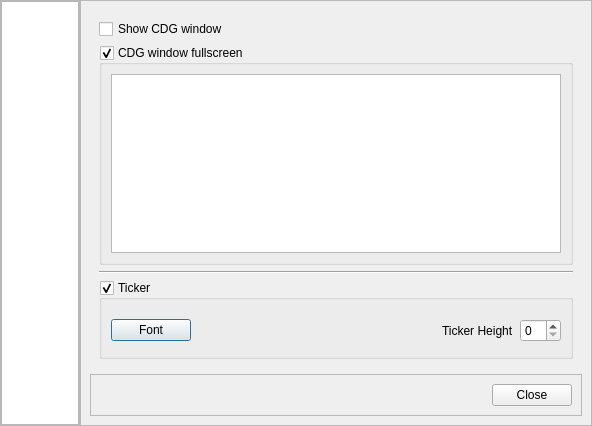
OpenKJ/OpenKJ, file KaraokeHost/settingsdialog.ui: the form before one commit.
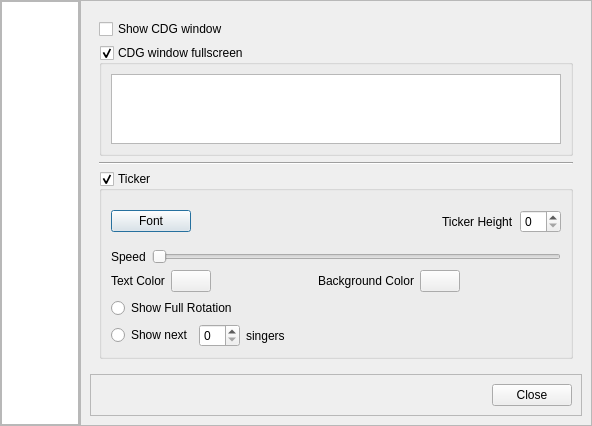
The form after the commit.

Commit message: KH - Ticker is now fully functional.  Still needs optimization and a few display tweaks.

Diff of the .ui file:
```diff
--- a/KaraokeHost/settingsdialog.ui
+++ b/KaraokeHost/settingsdialog.ui
@@ -223,6 +223,156 @@
                  </item>
                 </layout>
                </item>
+               <item>
+                <layout class="QHBoxLayout" name="horizontalLayout_5">
+                 <property name="topMargin">
+                  <number>5</number>
+                 </property>
+                 <item>
+                  <widget class="QLabel" name="label_2">
+                   <property name="text">
+                    <string>Speed</string>
+                   </property>
+                  </widget>
+                 </item>
+                 <item>
+                  <widget class="QSlider" name="horizontalSliderTickerSpeed">
+                   <property name="minimum">
+                    <number>1</number>
+                   </property>
+                   <property name="maximum">
+                    <number>100</number>
+                   </property>
+                   <property name="orientation">
+                    <enum>Qt::Horizontal</enum>
+                   </property>
+                   <property name="invertedAppearance">
+                    <bool>false</bool>
+                   </property>
+                   <property name="invertedControls">
+                    <bool>false</bool>
+                   </property>
+                  </widget>
+                 </item>
+                </layout>
+               </item>
+               <item>
+                <layout class="QHBoxLayout" name="horizontalLayout_6">
+                 <property name="topMargin">
+                  <number>0</number>
+                 </property>
+                 <item>
+                  <widget class="QLabel" name="label_3">
+                   <property name="text">
+                    <string>Text Color</string>
+                   </property>
+                  </widget>
+                 </item>
+                 <item>
+                  <widget class="QPushButton" name="pushButtonTextColor">
+                   <property name="text">
+                    <string/>
+                   </property>
+                   <property name="autoDefault">
+                    <bool>false</bool>
+                   </property>
+                   <property name="flat">
+                    <bool>false</bool>
+                   </property>
+                  </widget>
+                 </item>
+                 <item>
+                  <spacer name="horizontalSpacer_3">
+                   <property name="orientation">
+                    <enum>Qt::Horizontal</enum>
+                   </property>
+                   <property name="sizeHint" stdset="0">
+                    <size>
+                     <width>40</width>
+                     <height>20</height>
+                    </size>
+                   </property>
+                  </spacer>
+                 </item>
+                 <item>
+                  <widget class="QLabel" name="label_4">
+                   <property name="text">
+                    <string>Background Color</string>
+                   </property>
+                  </widget>
+                 </item>
+                 <item>
+                  <widget class="QPushButton" name="pushButtonBgColor">
+                   <property name="text">
+                    <string/>
+                   </property>
+                   <property name="autoDefault">
+                    <bool>false</bool>
+                   </property>
+                   <property name="flat">
+                    <bool>false</bool>
+                   </property>
+                  </widget>
+                 </item>
+                 <item>
+                  <spacer name="horizontalSpacer_4">
+                   <property name="orientation">
+                    <enum>Qt::Horizontal</enum>
+                   </property>
+                   <property name="sizeHint" stdset="0">
+                    <size>
+                     <width>40</width>
+                     <height>20</height>
+                    </size>
+                   </property>
+                  </spacer>
+                 </item>
+                </layout>
+               </item>
+               <item>
+                <widget class="QRadioButton" name="radioButtonFullRotation">
+                 <property name="text">
+                  <string>Show Full Rotation</string>
+                 </property>
+                </widget>
+               </item>
+               <item>
+                <layout class="QHBoxLayout" name="horizontalLayout_7">
+                 <property name="topMargin">
+                  <number>0</number>
+                 </property>
+                 <item>
+                  <widget class="QRadioButton" name="radioButtonPartialRotation">
+                   <property name="text">
+                    <string>Show next</string>
+                   </property>
+                  </widget>
+                 </item>
+                 <item>
+                  <widget class="QSpinBox" name="spinBoxTickerSingers"/>
+                 </item>
+                 <item>
+                  <widget class="QLabel" name="label_5">
+                   <property name="text">
+                    <string>singers</string>
+                   </property>
+                  </widget>
+                 </item>
+                 <item>
+                  <spacer name="horizontalSpacer_5">
+                   <property name="orientation">
+                    <enum>Qt::Horizontal</enum>
+                   </property>
+                   <property name="sizeHint" stdset="0">
+                    <size>
+                     <width>40</width>
+                     <height>20</height>
+                    </size>
+                   </property>
+                  </spacer>
+                 </item>
+                </layout>
+               </item>
               </layout>
              </widget>
             </item>
```
The commit also changes 12 other files.
